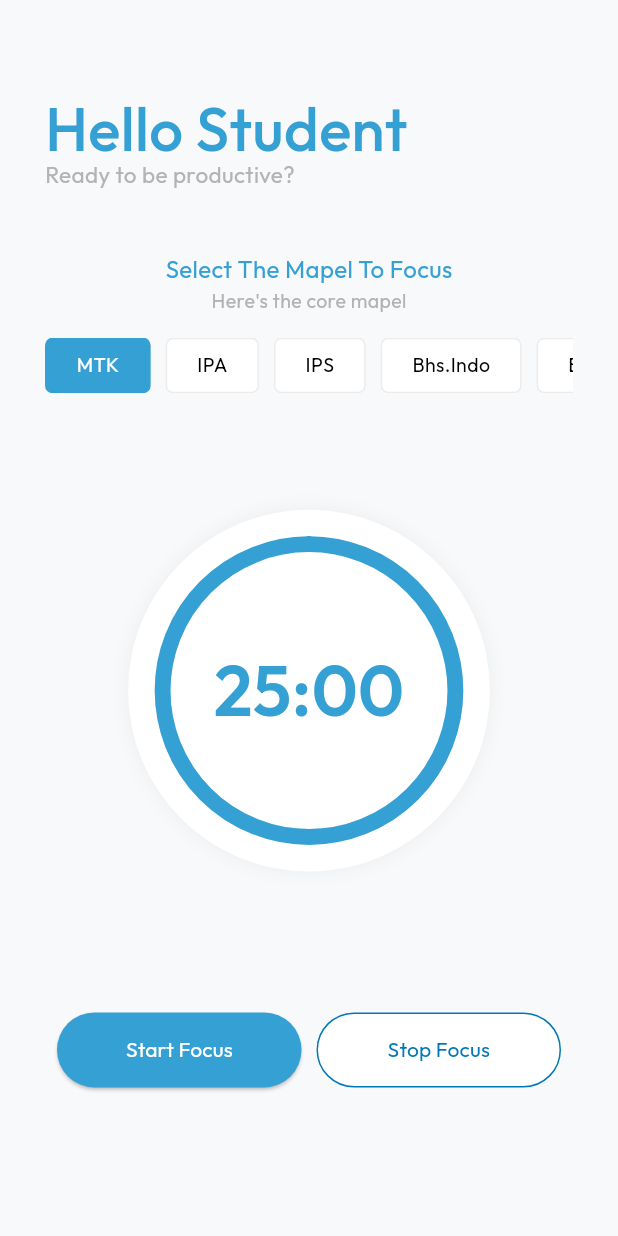
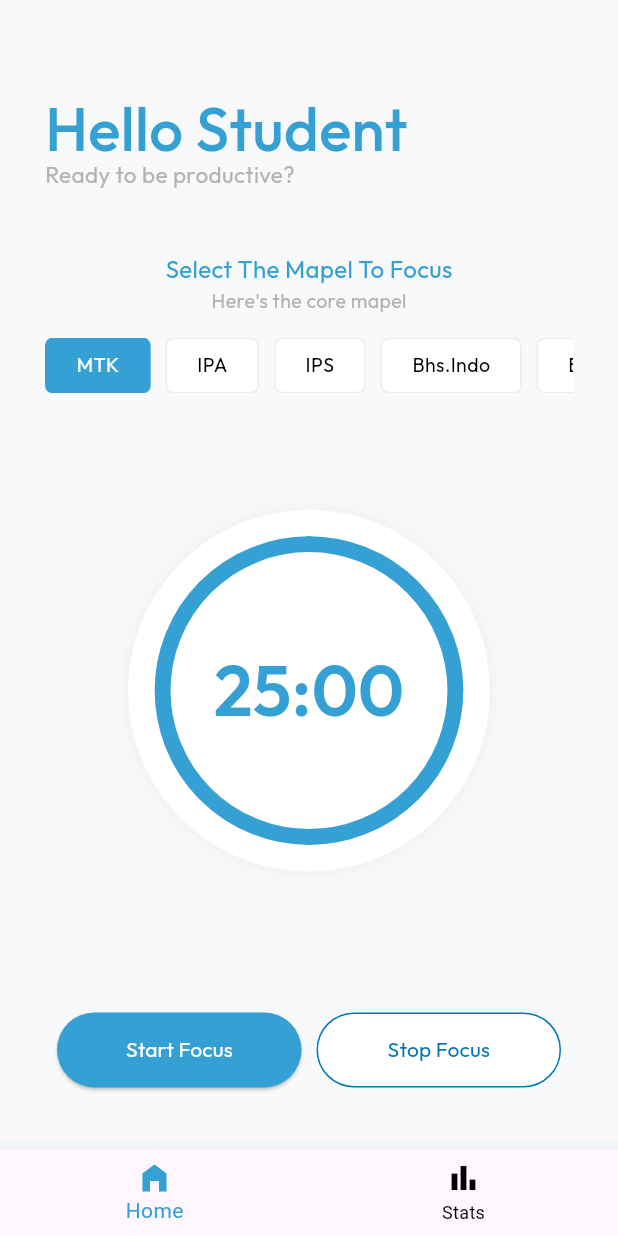
Before and after one commit to Gha211th/Sregep, a Flutter app: the screen it shows after launch, on a phone screen of 412 x 824 dp. Run offline on Flutter 3.47's test engine with Material 3 defaults, Android fonts, the light colour scheme and no system bars; our stand-ins replace fl_chart, google_fonts, sqflite, sqflite_common_ffi; accounts and stored records are empty.

Commit message:
create a navbar for navigation screen

```diff
--- /dev/null
+++ b/lib/ui/dashboard/widgets/widget_navbar.dart
@@ -0,0 +1,51 @@
+import 'package:flutter/material.dart';
+import 'package:google_fonts/google_fonts.dart';
+import 'package:path/path.dart';
+import 'package:cupertino_icons/cupertino_icons.dart';
+import 'package:sregep_productivity_app/core/constants.dart';
+import 'package:sregep_productivity_app/ui/dashboard/dashboard_screen.dart';
+import 'package:sregep_productivity_app/ui/statistics/stats_screen.dart';
+
+class MainNavigation extends StatefulWidget {
+  const MainNavigation({super.key});
+
+  @override
+  State<MainNavigation> createState() => _MainNavigationState();
+}
+
+class _MainNavigationState extends State<MainNavigation> {
+  int _selectedIndex = 0;
+
+  final List<Widget> _screen = [
+    const DashboardScreen(),
+    const StatsScreen(),
+  ];
+
+  @override
+  Widget build(BuildContext Context) {
+    return Scaffold(
+      body: _screen[_selectedIndex],
+      bottomNavigationBar: BottomNavigationBar(
+        currentIndex: _selectedIndex,
+        onTap: (index) {
+          setState(() {
+            _selectedIndex = index;
+          });
+        },
+        selectedItemColor: AppColors.accent,
+        unselectedItemColor: Colors.black,
+        items: const [
+          BottomNavigationBarItem(
+            icon: Icon(Icons.home_filled),
+            label: 'Home'
+          ),
+          BottomNavigationBarItem(
+            icon: Icon(Icons.bar_chart),
+            label: 'Stats'
+          )
+        ],
+      ),
+    );
+  }
+
+}
--- a/lib/ui/statistics/stats_screen.dart
+++ b/lib/ui/statistics/stats_screen.dart
@@ -84,7 +84,7 @@ class StatsScreen extends StatelessWidget {
             borderRadius: BorderRadius.circular(10),
           ),
           child: BarChart(BarChartData(
-            maxY: maxVal,
+            maxY: 100,
             barGroups: List.generate(7, (i) => _makeBarGroup(i, data[i])),
             titlesData: _buildChartTitles(),
             gridData: const FlGridData(show: false),
```
Also changed, not shown: lib/ui/splash/splash_screen.dart (+4 -3 lines).
